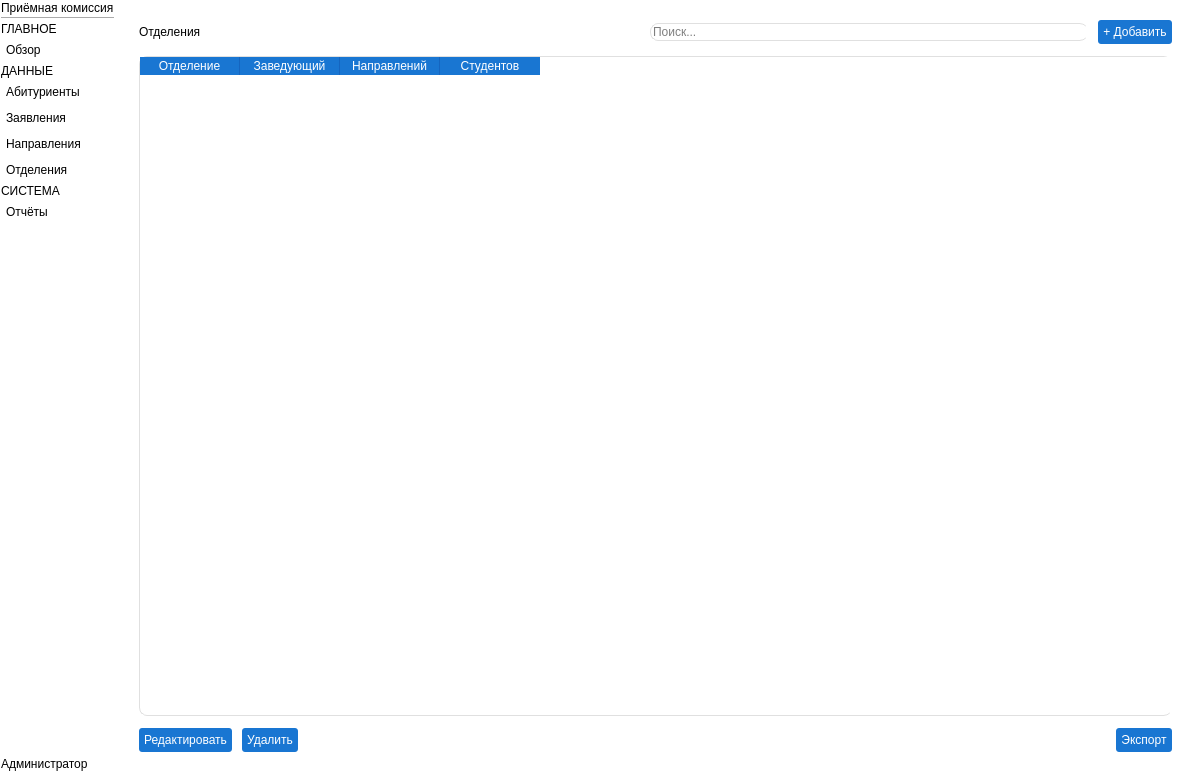
Qt form ui/main_window.ui (Panamka207/applicant_tracking) before a commit.
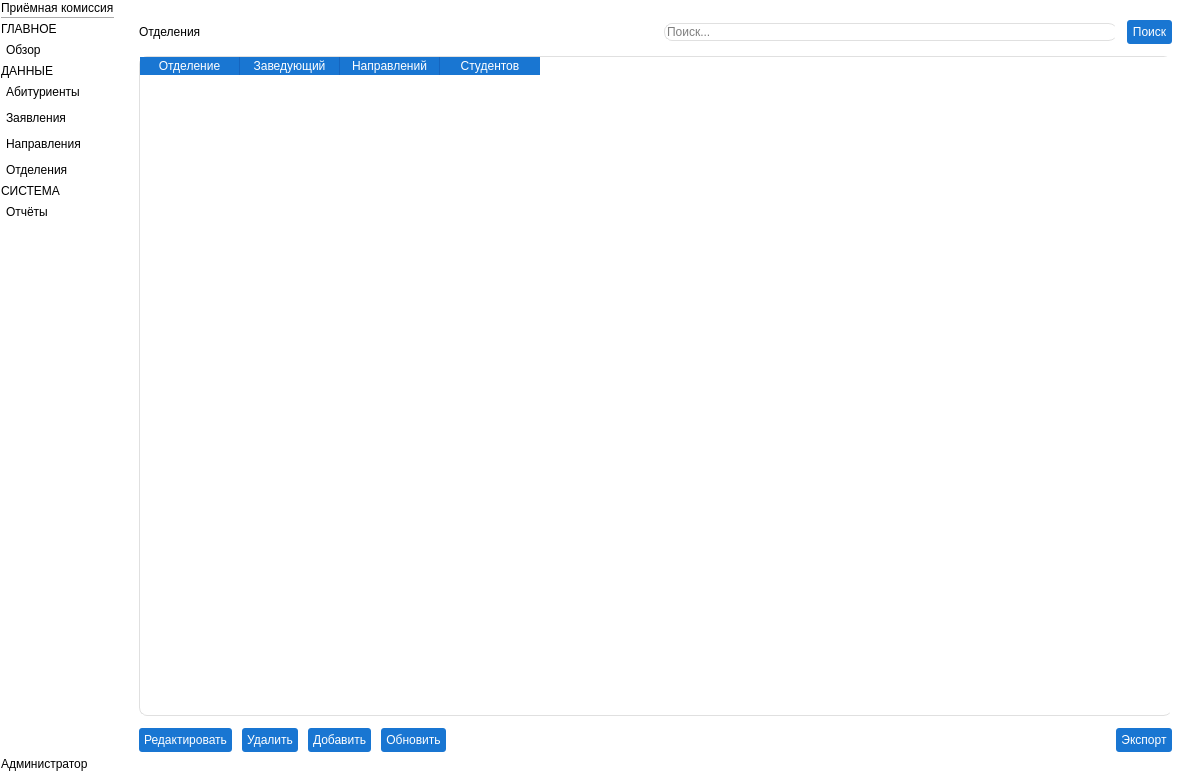
The same form after that commit. The open tabs and pages were chosen to show the change.

Commit message: полностью реализован поиск данных

Diff of the .ui file:
```diff
--- a/ui/main_window.ui
+++ b/ui/main_window.ui
@@ -1034,9 +1034,9 @@
            </widget>
           </item>
           <item>
-           <widget class="QPushButton" name="btnAddDepartment">
+           <widget class="QPushButton" name="btnSearchDepartment">
             <property name="text">
-             <string>+ Добавить</string>
+             <string>Поиск</string>
             </property>
            </widget>
           </item>
@@ -1100,6 +1100,20 @@
             </property>
            </widget>
           </item>
+          <item>
+           <widget class="QPushButton" name="btnAddDepartment">
+            <property name="text">
+             <string>Добавить</string>
+            </property>
+           </widget>
+          </item>
+          <item>
+           <widget class="QPushButton" name="btnUpdateDepartment">
+            <property name="text">
+             <string>Обновить</string>
+            </property>
+           </widget>
+          </item>
           <item>
            <spacer>
             <property name="orientation">
```
Left out of the diff: 40 changed lines with no effect on the pictures. The commit also changes 1 other file.
